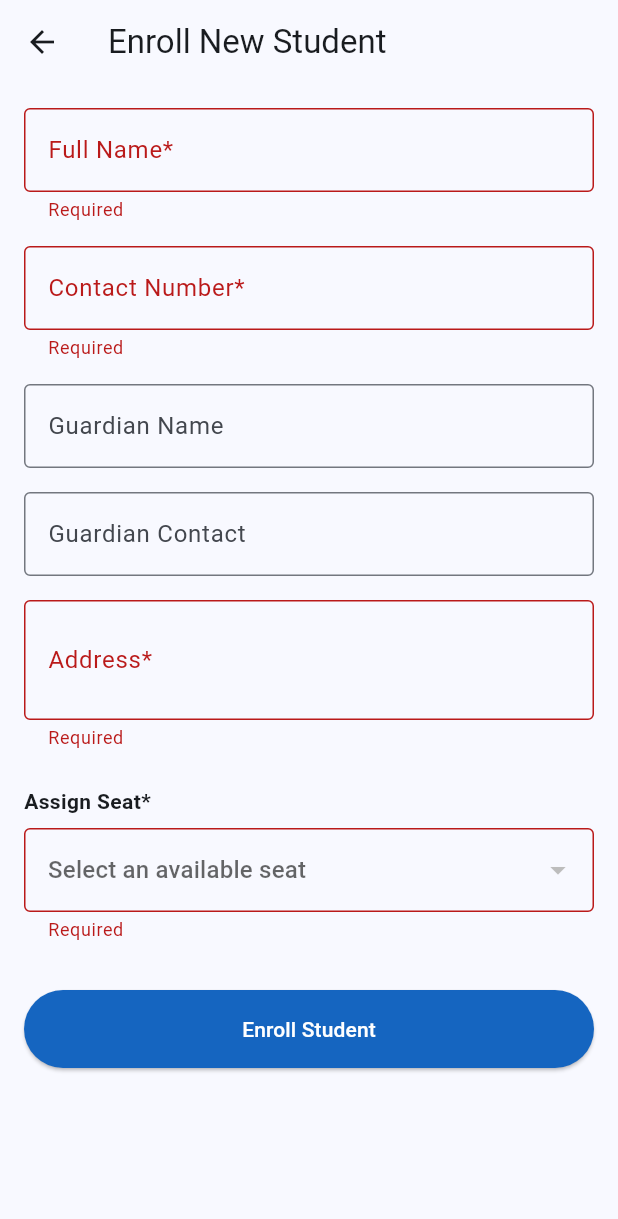
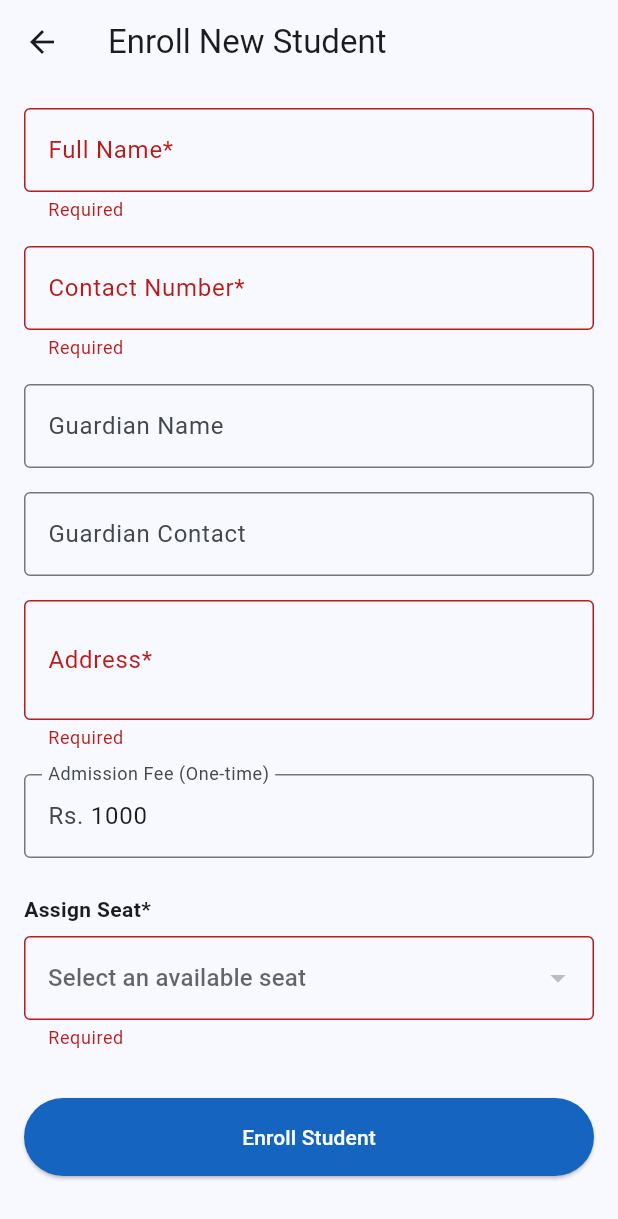
Before and after one commit to Sarmad24x/Mehr-Study-Point, a Flutter app: the AddStudentScreen screen opened directly, after a tap on "Enroll Student", on a phone screen of 412 x 824 dp. Shown: the top 1219 px of the screen. Run offline on Flutter 3.47's test engine with Material 3 defaults, Android fonts, the phone set to English and light mode, and no system bars; our stand-ins replace cloud_firestore, csv, firebase_auth, firebase_core, flutter_riverpod, hive and 2 more; accounts and stored records are empty.

Commit message:
Add bulk fee generation and admission fee automation
Introduces a bulk monthly fee generation feature for all active students and automates admission fee record creation when adding a new student. Improves fee payment handling to support partial payments and updates UI to show owed amounts and payment dialogs. Refactors fee service methods for better audit logging and batch operations.

```diff
--- a/mehr_study_point/lib/screens/students/add_student_screen.dart
+++ b/mehr_study_point/lib/screens/students/add_student_screen.dart
@@ -3,9 +3,11 @@ import 'package:flutter_riverpod/flutter_riverpod.dart';
 import 'package:uuid/uuid.dart';
 import '../../models/student_model.dart';
 import '../../models/seat_model.dart';
+import '../../models/fee_model.dart';
 import '../../providers/service_providers.dart';
 import '../../providers/seat_provider.dart';
 import '../../providers/auth_provider.dart';
+
 
 class AddStudentScreen extends ConsumerStatefulWidget {
   final StudentModel? student;
@@ -22,6 +24,7 @@ class _AddStudentScreenState extends ConsumerState<AddStudentScreen> {
   late final TextEditingController _guardianNameController;
   late final TextEditingController _guardianContactController;
   late final TextEditingController _addressController;
+  late final TextEditingController _admissionFeeController;
 
   SeatModel? _selectedSeat;
   bool _isLoading = false;
@@ -34,9 +37,7 @@ class _AddStudentScreenState extends ConsumerState<AddStudentScreen> {
     _guardianNameController = TextEditingController(text: widget.student?.guardianName);
     _guardianContactController = TextEditingController(text: widget.student?.guardianContact);
     _addressController = TextEditingController(text: widget.student?.address);
-
-    // If editing, we might need to handle the seat selection differently
-    // since the current seat is 'reserved' and might not show in 'available' list.
+    _admissionFeeController = TextEditingController(text: '1000'); // Default Admission Fee
   }
 
   @override
@@ -46,6 +47,7 @@ class _AddStudentScreenState extends ConsumerState<AddStudentScreen> {
     _guardianNameController.dispose();
     _guardianContactController.dispose();
     _addressController.dispose();
+    _admissionFeeController.dispose();
     super.dispose();
   }
 
@@ -67,8 +69,9 @@ class _AddStudentScreenState extends ConsumerState<AddStudentScreen> {
     setState(() => _isLoading = true);
 
     try {
+      final studentId = isEditing ? widget.student!.id : const Uuid().v4();
       final updatedStudent = StudentModel(
-        id: isEditing ? widget.student!.id : const Uuid().v4(),
+        id: studentId,
         fullName: _nameController.text.trim(),
         contactNumber: _contactController.text.trim(),
         guardianName: _guardianNameController.text.trim().isEmpty ? null : _guardianNameController.text.trim(),
@@ -88,6 +91,19 @@ class _AddStudentScreenState extends ConsumerState<AddStudentScreen> {
         );
       } else {
         await ref.read(studentServiceProvider).addStudent(updatedStudent, currentUser);
+
+        // Mature Fee: Auto-generate Admission Fee record
+        final admissionFeeAmount = double.tryParse(_admissionFeeController.text) ?? 1000.0;
+        final fee = FeeModel(
+          id: const Uuid().v4(),
+          studentId: studentId,
+          amount: admissionFeeAmount,
+          paidAmount: 0.0,
+          dueDate: DateTime.now(),
+          status: FeeStatus.pending,
+          type: 'Admission',
+        );
+        await ref.read(feeServiceProvider).addFee(fee, currentUser);
       }
 
       if (mounted) {
@@ -155,6 +171,12 @@ class _AddStudentScreenState extends ConsumerState<AddStudentScreen> {
                     validator: (value) => value?.isEmpty ?? true ? 'Required' : null,
                   ),
                   if (!isEditing) ...[
+                    const SizedBox(height: 16),
+                    TextFormField(
+                      controller: _admissionFeeController,
+                      decoration: const InputDecoration(labelText: 'Admission Fee (One-time)', border: OutlineInputBorder(), prefixText: 'Rs. '),
+                      keyboardType: TextInputType.number,
+                    ),
                     const SizedBox(height: 24),
                     const Text('Assign Seat*', style: TextStyle(fontWeight: FontWeight.bold)),
                     const SizedBox(height: 8),
```
Also changed, not shown: mehr_study_point/lib/screens/fees/fee_management_screen.dart (+68 -29 lines), mehr_study_point/lib/services/fee_service.dart (+51 -14 lines).
